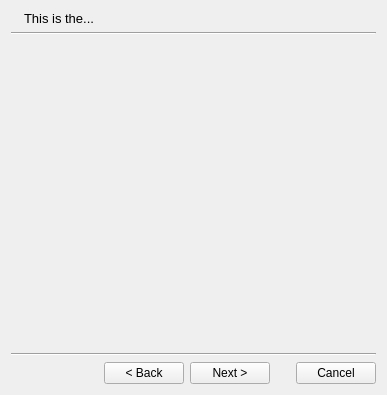
Above: src/qt/ui/create.ui from maidsafe-archive/MaidSafe-Encrypt before the change. Below: the same form after it.
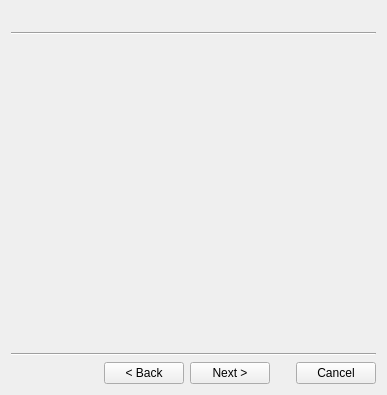
That is the form after the change. Icons and pictures are not drawn.

The edit to the form file:
```diff
--- a/src/qt/ui/create.ui
+++ b/src/qt/ui/create.ui
@@ -40,7 +40,7 @@
         </font>
        </property>
        <property name="text">
-        <string>This is the...</string>
+        <string></string>
        </property>
       </widget>
      </item>
```
Left out of the diff: 2 changed lines with no effect on the pictures.
